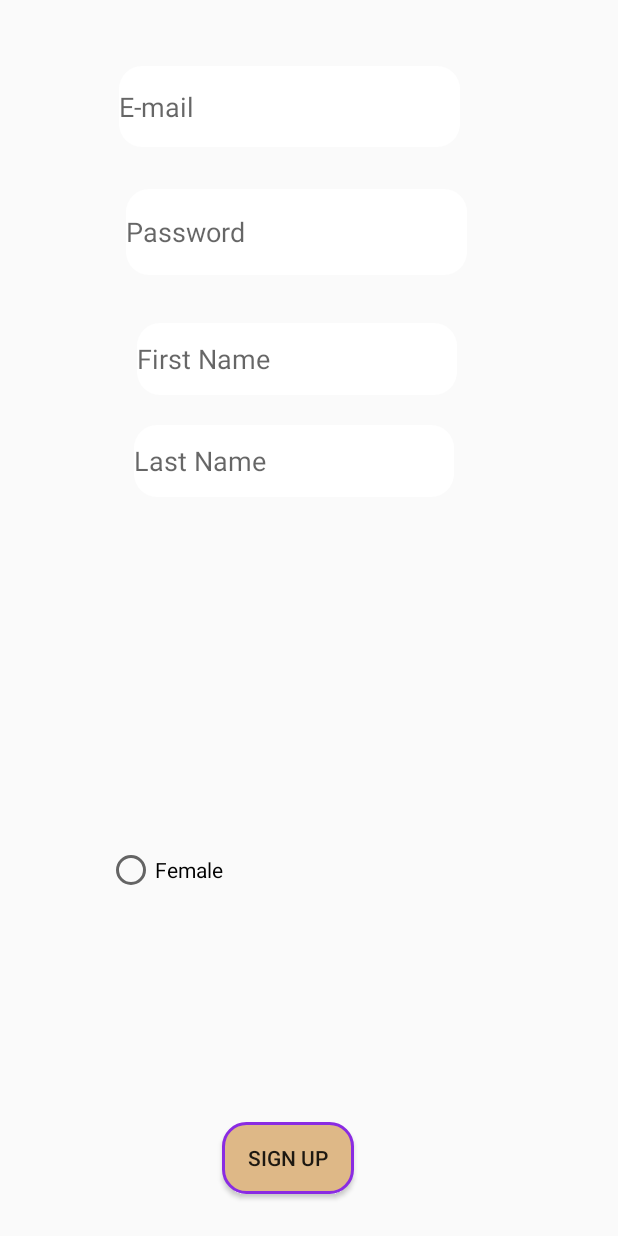
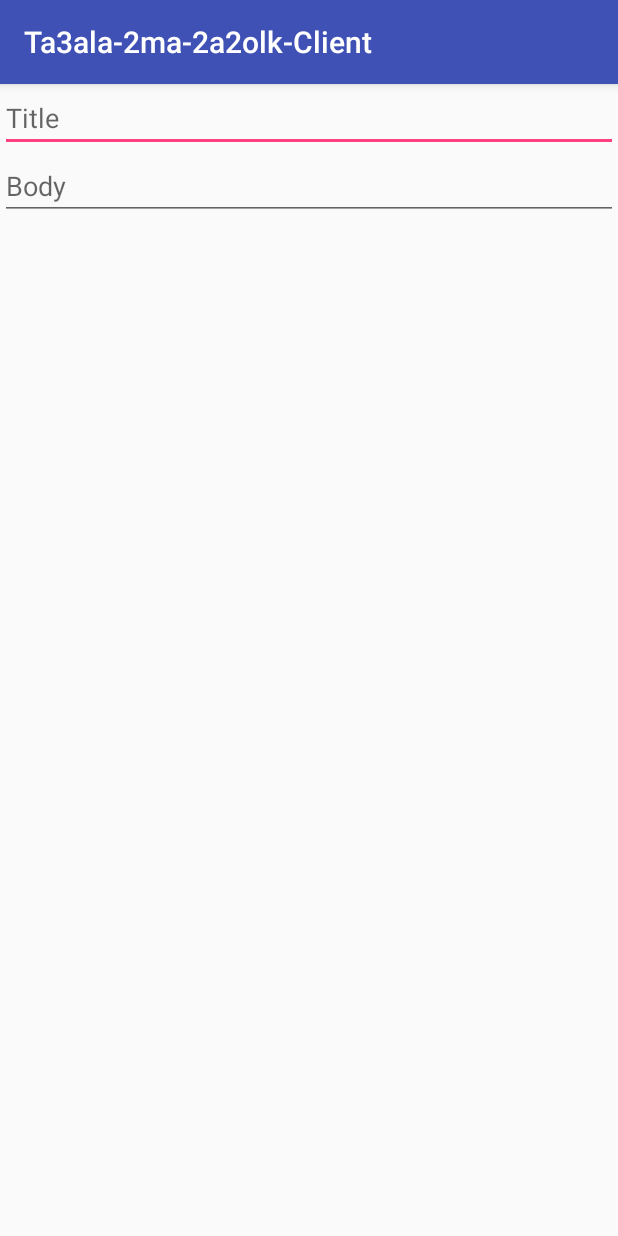
Before and after one commit to AbdallaSoliman/Ta3ala-2ma-2a2olk-Client, an Android app: the screen it shows after launch (SignUp before the commit, AddQuestion after it), after a tap on an icon or button, on a phone screen of 412 x 824 dp. Run offline under Robolectric (Android 15) with nearby library versions, the phone set to English and light mode, and no system bars.

```diff
--- a/app/src/main/AndroidManifest.xml
+++ b/app/src/main/AndroidManifest.xml
@@ -1,7 +1,9 @@
 <?xml version="1.0" encoding="utf-8"?>
 <manifest xmlns:android="http://schemas.android.com/apk/res/android"
     package="com.example.omnia.ta3ala_2ma_2a2olk_client">
- <uses-permission android:name="android.permission.INTERNET"/>
+
+    <uses-permission android:name="android.permission.INTERNET" />
+
     <application
         android:allowBackup="true"
         android:icon="@mipmap/ic_launcher"
@@ -28,6 +30,7 @@
             android:name=".view.SignUp"
             android:label="Signup"
             android:theme="@style/AppTheme.NoActionBar" />
+        <activity android:name=".view.AddQuestion"></activity>
     </application>
 
 </manifest>
--- a/app/src/main/java/Presenter/LoginPresenter.java
+++ b/app/src/main/java/com/example/omnia/ta3ala_2ma_2a2olk_client/presenter/LoginPresenter.java
@@ -1,4 +1,4 @@
-package Presenter;
+package com.example.omnia.ta3ala_2ma_2a2olk_client.presenter;
 
 import android.content.Context;
 import android.util.Log;
--- a/app/src/main/java/Presenter/SignupPresenter.java
+++ b/app/src/main/java/com/example/omnia/ta3ala_2ma_2a2olk_client/presenter/SignupPresenter.java
@@ -1,4 +1,4 @@
-package Presenter;
+package com.example.omnia.ta3ala_2ma_2a2olk_client.presenter;
 
 import android.content.Context;
 import android.util.Log;
--- /dev/null
+++ b/app/src/main/java/com/example/omnia/ta3ala_2ma_2a2olk_client/view/AddQuestion.java
@@ -0,0 +1,22 @@
+package com.example.omnia.ta3ala_2ma_2a2olk_client.view;
+
+import android.support.v7.app.AppCompatActivity;
+import android.os.Bundle;
+import android.widget.EditText;
+
+import com.example.omnia.ta3ala_2ma_2a2olk_client.R;
+
+public class AddQuestion extends AppCompatActivity {
+
+    EditText titleText;
+    EditText bodyText;
+
+    @Override
+    protected void onCreate(Bundle savedInstanceState) {
+        super.onCreate(savedInstanceState);
+        setContentView(R.layout.activity_add_question);
+
+        titleText=(EditText)findViewById(R.id.titleid);
+        bodyText=(EditText)findViewById(R.id.bodyid);
+    }
+}
--- a/app/src/main/java/com/example/omnia/ta3ala_2ma_2a2olk_client/view/MainActivity.java
+++ b/app/src/main/java/com/example/omnia/ta3ala_2ma_2a2olk_client/view/MainActivity.java
@@ -65,7 +65,7 @@ public class MainActivity extends AppCompatActivity {
             public void onClick(View view) {
 //                Snackbar.make(view, "Replace with your own action", Snackbar.LENGTH_LONG)
 //                        .setAction("Action", null).show();
-                Intent intent = new Intent(getApplicationContext(), SignUp.class);
+                Intent intent = new Intent(getApplicationContext(), AddQuestion.class);
                 startActivity(intent);
             }
         });
--- a/app/src/main/java/com/example/omnia/ta3ala_2ma_2a2olk_client/view/SignUp.java
+++ b/app/src/main/java/com/example/omnia/ta3ala_2ma_2a2olk_client/view/SignUp.java
@@ -8,12 +8,12 @@ import android.widget.Button;
 import android.widget.EditText;
 import android.widget.RadioButton;
 import android.widget.Toast;
+import com.example.omnia.ta3ala_2ma_2a2olk_client.presenter.*;
 import com.example.omnia.ta3ala_2ma_2a2olk_client.Interfaces.RegisterMvpInterface;
 import com.example.omnia.ta3ala_2ma_2a2olk_client.R;
 
-import Presenter.SignupPresenter;
+public class SignUp extends AppCompatActivity implements RegisterMvpInterface.view {
 
-public class SignUp extends AppCompatActivity implements RegisterMvpInterface.view {
     EditText email , password , first , last ;
     RadioButton male , female ;
     Button signup;
--- a/app/src/main/res/drawable-v24/button_bg_rounded_corners.xml
+++ /dev/null
@@ -1,11 +0,0 @@
-<?xml version="1.0" encoding="utf-8"?>
-<selector xmlns:android="http://schemas.android.com/apk/res/android">
-    <item>
-        <shape android:shape="rectangle">
-            <solid android:color="#DEB887"/>
-            <stroke android:color="#8A2BE2" android:width="2dp" />
-            <!--corners allow us to make the rounded corners button-->
-            <corners android:radius="15dp" />
-        </shape>
-    </item>
-</selector>
--- a/app/src/main/res/drawable-v24/rounded_edittext.xml
+++ /dev/null
@@ -1,11 +0,0 @@
-<?xml version="1.0" encoding="utf-8"?>
-<!--  res/drawable/rounded_edittext.xml -->
-<shape xmlns:android="http://schemas.android.com/apk/res/android"
-    android:shape="rectangle" android:padding="10dp">
-    <solid android:color="#FFFFFF"/>
-    <corners
-        android:bottomRightRadius="15dp"
-        android:bottomLeftRadius="15dp"
-        android:topLeftRadius="15dp"
-        android:topRightRadius="15dp"/>
-</shape>
--- /dev/null
+++ b/app/src/main/res/layout/activity_add_question.xml
@@ -0,0 +1,23 @@
+<?xml version="1.0" encoding="utf-8"?>
+<LinearLayout xmlns:android="http://schemas.android.com/apk/res/android"
+    xmlns:app="http://schemas.android.com/apk/res-auto"
+    xmlns:tools="http://schemas.android.com/tools"
+    android:layout_width="match_parent"
+    android:layout_height="match_parent"
+    android:orientation="vertical"
+    tools:context="com.example.omnia.ta3ala_2ma_2a2olk_client.view.AddQuestion">
+
+    <EditText
+        android:id="@+id/titleid"
+        android:hint="Title"
+        android:layout_width="match_parent"
+        android:layout_height="wrap_content" />
+
+    <EditText
+        android:id="@+id/bodyid"
+        android:hint="Body"
+        android:layout_width="match_parent"
+        android:layout_height="wrap_content" />
+
+
+</LinearLayout>
--- a/app/src/main/res/layout/activity_sign_up.xml
+++ b/app/src/main/res/layout/activity_sign_up.xml
@@ -13,7 +13,6 @@
         android:layout_marginEnd="78dp"
         android:layout_marginStart="79dp"
         android:layout_marginTop="44dp"
-        android:background="@drawable/rounded_edittext"
         android:ems="10"
         android:hint="E-mail"
         android:inputType="textEmailAddress"
@@ -29,7 +28,6 @@
         android:layout_marginEnd="73dp"
         android:layout_marginStart="84dp"
         android:layout_marginTop="28dp"
-        android:background="@drawable/rounded_edittext"
         android:ems="10"
         android:hint="Password"
         android:inputType="textPassword"
@@ -45,8 +43,7 @@
         android:layout_marginBottom="28dp"
         android:layout_marginEnd="148dp"
         android:layout_marginStart="148dp"
-        android:background="@drawable/button_bg_rounded_corners"
-        android:text="Sign Up"
+         android:text="Sign Up"
         app:layout_constraintBottom_toBottomOf="parent"
         app:layout_constraintEnd_toEndOf="parent"
         app:layout_constraintHorizontal_bias="0.0"
@@ -59,7 +56,6 @@
         android:layout_marginEnd="78dp"
         android:layout_marginStart="91dp"
         android:layout_marginTop="32dp"
-        android:background="@drawable/rounded_edittext"
         android:ems="10"
         android:hint="First Name"
         android:inputType="textEmailAddress"
@@ -75,7 +71,6 @@
         android:layout_marginEnd="80dp"
         android:layout_marginStart="89dp"
         android:layout_marginTop="20dp"
-        android:background="@drawable/rounded_edittext"
         android:ems="10"
         android:hint="Last Name"
         android:inputType="textEmailAddress"
--- a/app/src/main/res/layout/content_sign_up.xml
+++ b/app/src/main/res/layout/content_sign_up.xml
@@ -5,7 +5,7 @@
     android:layout_width="match_parent"
     android:layout_height="match_parent"
     app:layout_behavior="@string/appbar_scrolling_view_behavior"
-    tools:context=".View.SignUp"
+    tools:context=".view.SignUp"
     tools:showIn="@layout/activity_sign_up">
 
 </android.support.constraint.ConstraintLayout>
--- a/app/src/main/res/values/strings.xml
+++ b/app/src/main/res/values/strings.xml
@@ -3,6 +3,6 @@
     <string name="tab_text_1">Home</string>
     <string name="tab_text_2">Customer Service</string>
     <string name="tab_text_3">Profile</string>
-    <string name="action_settings">Settings</string>
+    <string name="action_settings">Log Out</string>
     <string name="section_format">Hello World from section: %1$d</string>
 </resources>
```
Also changed, not shown: app/src/main/java/com/example/omnia/ta3ala_2ma_2a2olk_client/rest/RetrofitClient.java (deleted, +0 -27 lines), app/src/main/java/com/example/omnia/ta3ala_2ma_2a2olk_client/view/LoginActivity.java (+1 -6 lines), app/src/main/res/layout/content_question.xml (deleted, +0 -11 lines), app/src/main/res/layout/loginscreen.xml (+3 -6 lines).
